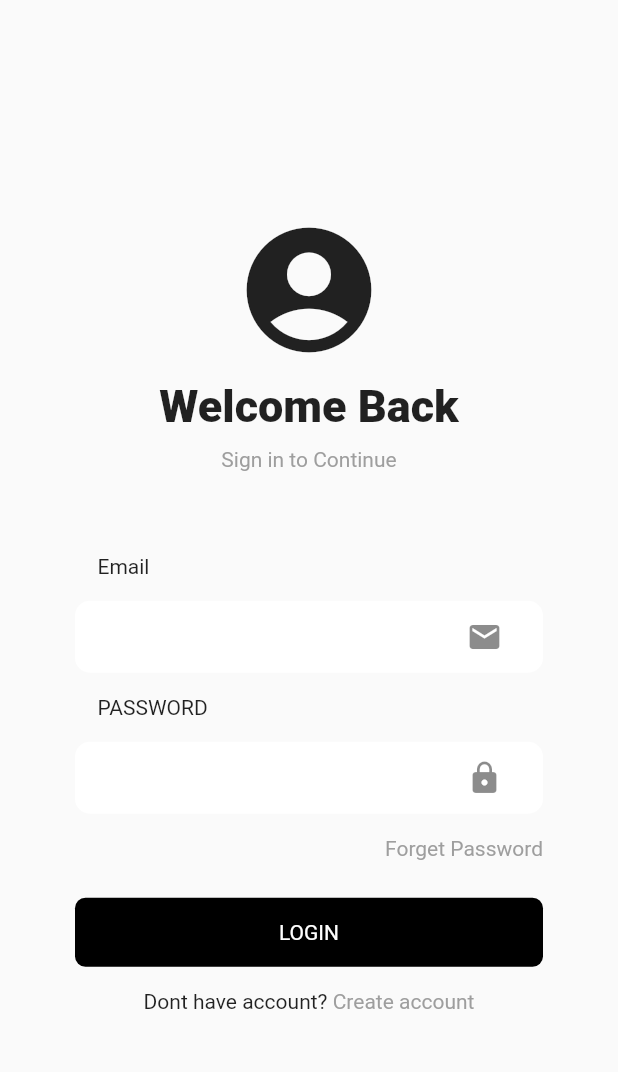
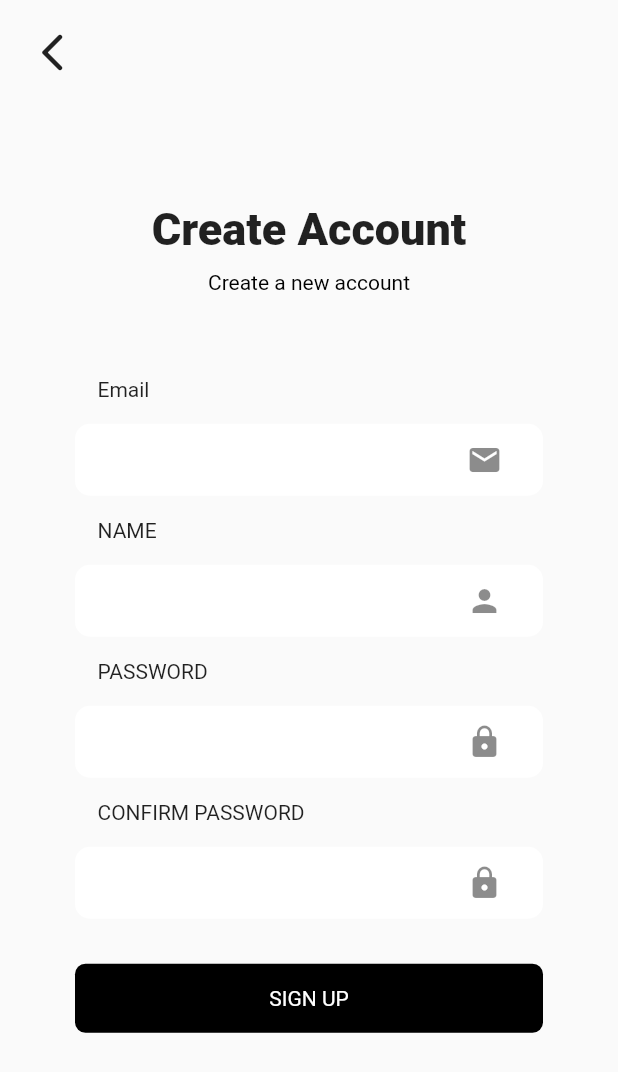
Before and after one commit to Rikoairlan57/ListAnimeMobile, a Flutter app: the screen it shows after launch, on a phone screen of 412 x 824 dp. Shown: the top 1072 px of the screen. Run offline on Flutter 3.47's test engine with Material 2 defaults, Android fonts, the light colour scheme and no system bars; our stand-ins replace firebase_core; accounts and stored records are empty.

Commit message:
✨ ⚡️ 🎨 created register screen ui

```diff
--- a/lib/main.dart
+++ b/lib/main.dart
@@ -1,5 +1,6 @@
 import 'package:flutter/material.dart';
 import 'package:listanime/screens/login.dart';
+import 'package:listanime/screens/register.dart';
 
 void main() {
   runApp(const MyApp());
@@ -16,7 +17,7 @@
       theme: ThemeData(
         primarySwatch: Colors.blue,
       ),
-      home: const AuthScreen(),
+      home: RegisterScreen(),
     );
   }
 }
--- /dev/null
+++ b/lib/screens/register.dart
@@ -0,0 +1,184 @@
+import 'package:flutter/material.dart';
+
+class RegisterScreen extends StatelessWidget {
+  RegisterScreen({super.key});
+
+  final _formKey = GlobalKey<FormState>();
+
+  String email = '';
+  String password = '';
+  String name = '';
+  String c_password = '';
+
+  @override
+  Widget build(BuildContext context) {
+    return SafeArea(
+      child: Scaffold(
+        body: Stack(
+          children: [
+            Container(
+              padding: EdgeInsets.symmetric(horizontal: 50),
+              child: Center(
+                child: SingleChildScrollView(
+                  child: Column(
+                    children: [
+                      SizedBox(
+                        height: 10,
+                      ),
+                      Text(
+                        'Create Account',
+                        style: TextStyle(
+                            fontWeight: FontWeight.w900, fontSize: 30),
+                      ),
+                      SizedBox(
+                        height: 10,
+                      ),
+                      Text(
+                        'Create a new account',
+                        style: TextStyle(color: Colors.black),
+                      ),
+                      SizedBox(
+                        height: 40,
+                      ),
+                      Form(
+                        key: _formKey,
+                        child: Column(
+                          children: [
+                            Container(
+                              padding: const EdgeInsets.all(15),
+                              width: double.infinity,
+                              child: Text(
+                                "Email",
+                                textAlign: TextAlign.start,
+                              ),
+                            ),
+                            Container(
+                              padding: EdgeInsets.symmetric(horizontal: 15),
+                              decoration: BoxDecoration(
+                                borderRadius: BorderRadius.circular(10),
+                                color: Colors.white,
+                              ),
+                              child: TextFormField(
+                                textAlignVertical: TextAlignVertical.center,
+                                decoration: InputDecoration(
+                                  border: InputBorder.none,
+                                  suffixIcon: Icon(Icons.email),
+                                ),
+                              ),
+                            ),
+                            Container(
+                              padding: const EdgeInsets.all(15),
+                              width: double.infinity,
+                              child: Text(
+                                'NAME',
+                                textAlign: TextAlign.start,
+                              ),
+                            ),
+                            Container(
+                              padding: EdgeInsets.symmetric(horizontal: 15),
+                              decoration: BoxDecoration(
+                                borderRadius: BorderRadius.circular(10),
+                                color: Colors.white,
+                              ),
+                              child: TextFormField(
+                                textAlignVertical: TextAlignVertical.center,
+                                decoration: InputDecoration(
+                                  border: InputBorder.none,
+                                  suffixIcon: Icon(Icons.person),
+                                ),
+                              ),
+                            ),
+                            Container(
+                              padding: const EdgeInsets.all(15),
+                              width: double.infinity,
+                              child: Text(
+                                'PASSWORD',
+                                textAlign: TextAlign.start,
+                              ),
+                            ),
+                            Container(
+                              padding: EdgeInsets.symmetric(horizontal: 15),
+                              decoration: BoxDecoration(
+                                borderRadius: BorderRadius.circular(10),
+                                color: Colors.white,
+                              ),
+                              child: TextFormField(
+                                obscureText: true,
+                                textAlignVertical: TextAlignVertical.center,
+                                decoration: InputDecoration(
+                                    border: InputBorder.none,
+                                    suffixIcon: Icon(Icons.lock)),
+                              ),
+                            ),
+                            Container(
+                              padding: const EdgeInsets.all(15),
+                              width: double.infinity,
+                              child: Text(
+                                'CONFIRM PASSWORD',
+                                textAlign: TextAlign.start,
+                              ),
+                            ),
+                            Container(
+                              padding: EdgeInsets.symmetric(horizontal: 15),
+                              decoration: BoxDecoration(
+                                borderRadius: BorderRadius.circular(10),
+                                color: Colors.white,
+                              ),
+                              child: TextFormField(
+                                textAlignVertical: TextAlignVertical.center,
+                                obscureText: true,
+                                decoration: InputDecoration(
+                                    border: InputBorder.none,
+                                    suffixIcon: Icon(Icons.lock)),
+                              ),
+                            ),
+                          ],
+                        ),
+                      ),
+                      SizedBox(
+                        height: 20,
+                      ),
+                      GestureDetector(
+                        onTap: () {},
+                        child: GestureDetector(
+                          onTap: () => {},
+                          child: Container(
+                            margin: EdgeInsets.symmetric(vertical: 10),
+                            width: double.infinity,
+                            decoration: BoxDecoration(
+                                borderRadius: BorderRadius.circular(7),
+                                color: Colors.black),
+                            padding: EdgeInsets.all(15),
+                            child: Text(
+                              'SIGN UP',
+                              textAlign: TextAlign.center,
+                              style: TextStyle(color: Colors.white),
+                            ),
+                          ),
+                        ),
+                      )
+                    ],
+                    mainAxisAlignment: MainAxisAlignment.center,
+                    crossAxisAlignment: CrossAxisAlignment.center,
+                  ),
+                ),
+              ),
+            ),
+            GestureDetector(
+              onTap: () => {},
+              child: Container(
+                width: double.infinity,
+                padding: EdgeInsets.all(20),
+                alignment: Alignment.topLeft,
+                child: Icon(
+                  Icons.arrow_back_ios_new_rounded,
+                  size: 30,
+                ),
+              ),
+            ),
+          ],
+        ),
+      ),
+    );
+  }
+}
```
